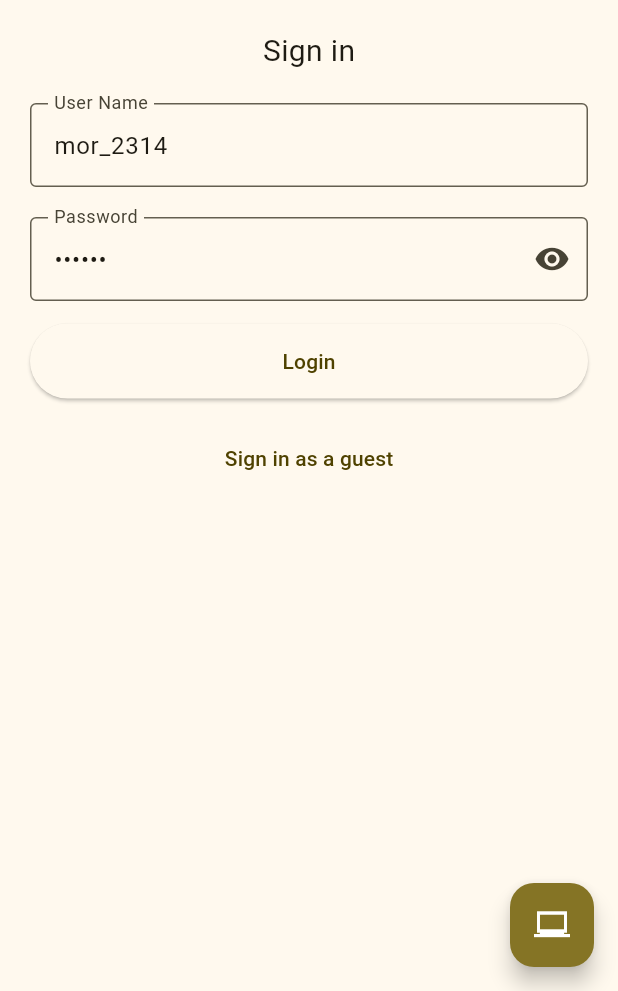
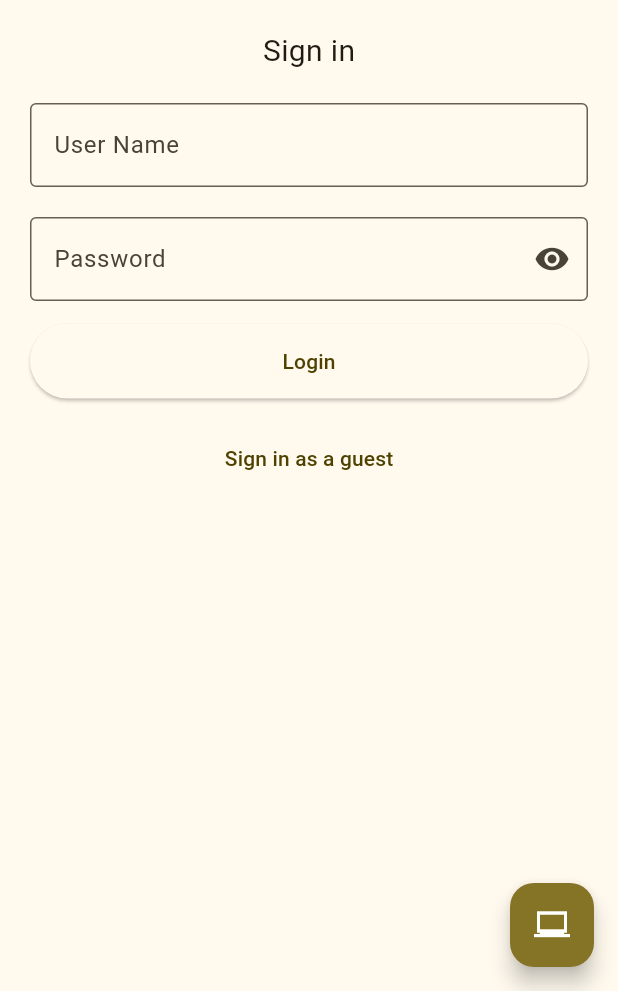
Before and after one commit to Gilson401/flutter_store, a Flutter app: the screen it shows after launch, on a phone screen of 412 x 824 dp, the part 245-1236 px from its top. Run offline on Flutter 3.47's test engine with Material 3 defaults, Android fonts, the light colour scheme and no system bars; our stand-ins replace dio, flutter_rating_stars, get, get_it, shared_preferences; accounts and stored records are empty; project files that could hold a hidden picture were left out.

Commit message:
fix remove default  credential

```diff
--- a/lib/app/view/login_page.dart
+++ b/lib/app/view/login_page.dart
@@ -21,9 +21,6 @@ class _LoginPageState extends State<LoginPage> {
 
   @override
   void initState() {
-    userNameController.text = "mor_2314";
-    passwordController.text = "83r5^_";
-
     super.initState();
   }
 
```
